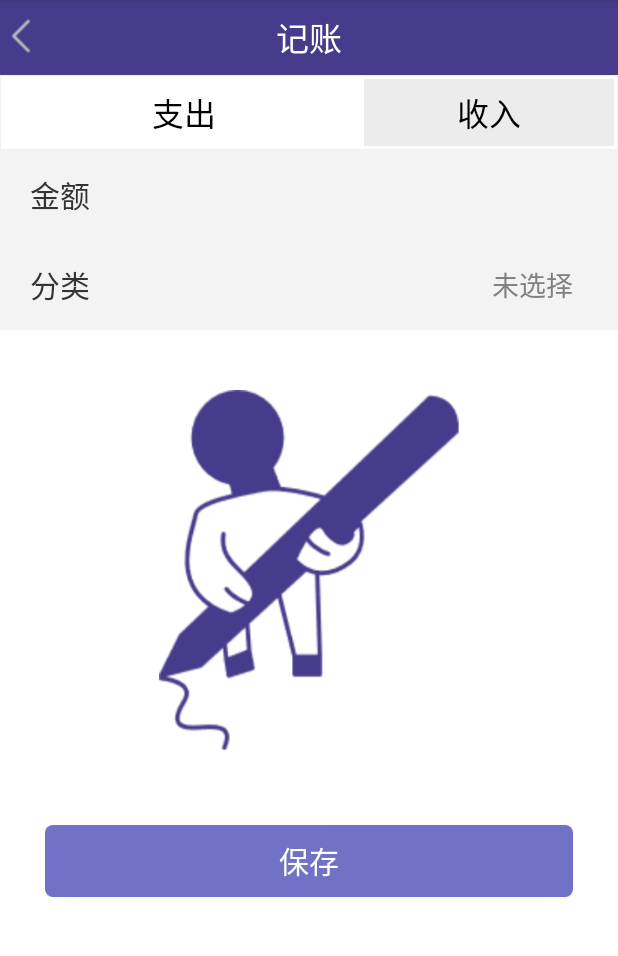
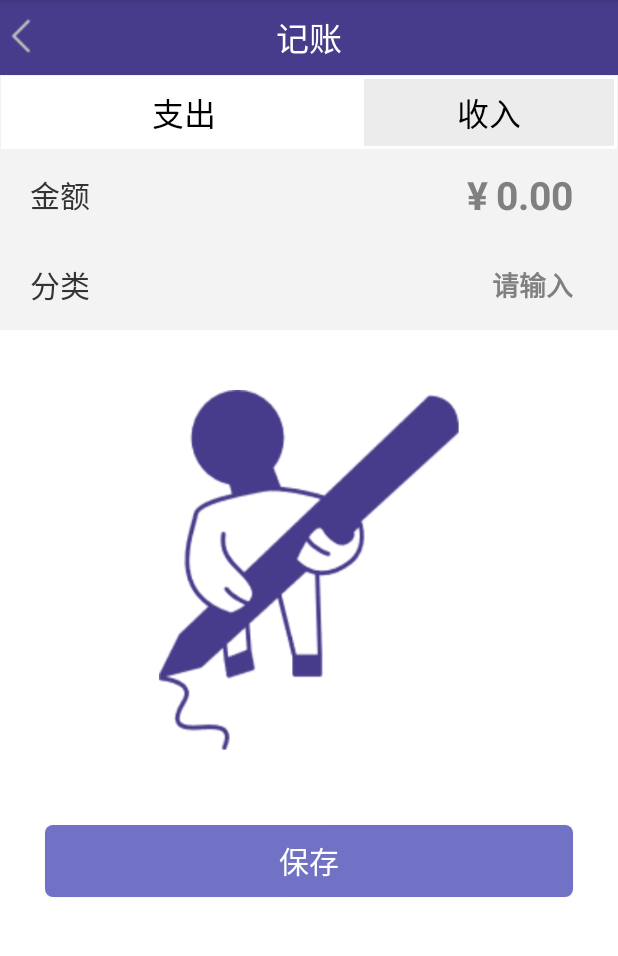
Before and after one commit to 745745/2020android, an Android app: the Account screen opened directly, with no data from a screen before it, on a phone screen of 412 x 824 dp, the part 84-1040 px from its top. Run offline under Robolectric (Android 15) with nearby library versions, the phone set to English and light mode, and no system bars; 1 statement that could not run was skipped.

Commit message:
Update activity_account.xml

```diff
--- a/app/src/main/res/layout/activity_account.xml
+++ b/app/src/main/res/layout/activity_account.xml
@@ -18,8 +18,7 @@
                 android:layout_width="28dp"
                 android:layout_height="28dp"
                 android:layout_marginTop="10dp"
-                android:background="@drawable/up"
-                />
+                android:background="@drawable/up"/>
             <TextView
                 android:id="@+id/account_tv_1"
                 android:layout_width="wrap_content"
@@ -29,7 +28,6 @@
                 android:layout_centerInParent="true"
                 android:textColor="#ffffff"/>
         </RelativeLayout>
-
         <RelativeLayout
             android:background="@drawable/frame"
             android:id="@+id/account_R_3"
@@ -57,7 +55,6 @@
                 android:layout_marginLeft="240dp"/>
 
         </RelativeLayout>
-
         <RelativeLayout
             android:id="@+id/account_R_4"
             android:layout_below="@id/account_R_3"
@@ -76,7 +73,7 @@
                     android:layout_centerVertical="true"
                     android:layout_marginLeft="20dp"
                     android:textColor="#333333"/>
-                <!--<TextView
+                <TextView
                     android:id="@+id/tv_y"
                     android:layout_width="wrap_content"
                     android:layout_height="wrap_content"
@@ -100,11 +97,10 @@
                     android:layout_centerVertical="true"
                     android:textSize="26dp"
                     android:textStyle="bold"
-                    android:background="@null"/>-->
+                    android:background="@null"/>
 
 
             </RelativeLayout>
-
             <RelativeLayout
                 android:id="@+id/account_R_6"
                 android:layout_below="@id/account_R_5"
@@ -119,33 +115,24 @@
                     android:layout_centerVertical="true"
                     android:layout_marginLeft="20dp"
                     android:textColor="#333333"/>
-
-                <Button
+                <TextView
                     android:id="@+id/textview_classify"
                     android:layout_width="wrap_content"
                     android:layout_height="wrap_content"
                     android:layout_marginRight="30dp"
                     android:layout_alignParentRight="true"
-                    android:text="未选择"
+                    android:text="请输入"
+                    android:maxLength="5"
                     android:textColor="#808080"
+                    android:textStyle="bold"
                     android:gravity="right|center"
                     android:layout_centerVertical="true"
                     android:textSize="18dp"
+                    android:hint="0.00"
+                    android:singleLine="true"
                     android:background="@null"/>
-                <!--<Button
-                    android:layout_width="wrap_content"
-                    android:layout_height="wrap_content"
-                    android:id="@+id/btn_class"
-                    android:layout_marginRight="30dp"
-                    android:text="选择分类"
-                    android:textColor="#333333"
-                    android:layout_centerVertical="true"
-                    android:textSize="18dp"
-                    android:gravity="center"
-                    android:background="@null"/>-->
 
             </RelativeLayout>
-
             <ImageView
                 android:id="@+id/img_account_write"
                 android:layout_width="200dp"
```
